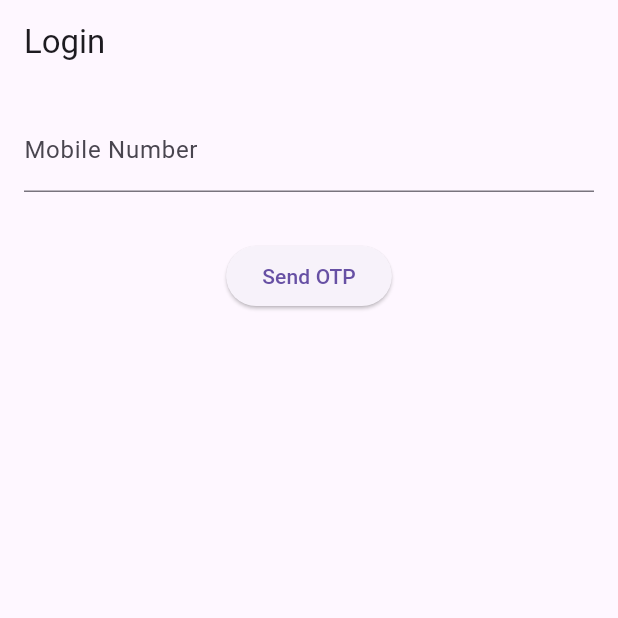
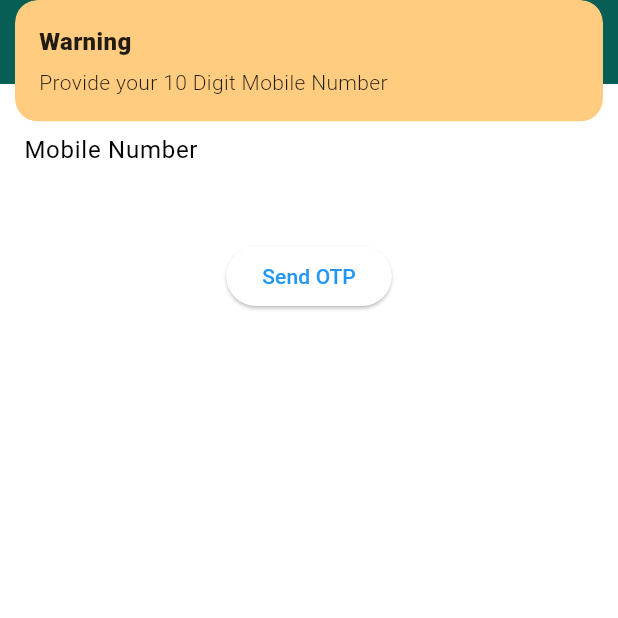
Before and after one commit to Rahul-Sharma-Github/whatsapp_client, a Flutter app: the screen it shows after launch, after a tap on "Send OTP", on a phone screen of 412 x 824 dp, the top half of it. Run offline on Flutter 3.47's test engine with Material 3 defaults, Android fonts, the phone set to English and light mode, and no system bars; our stand-ins replace get, socket_io_client; network calls fail.

Commit message:
added theme.dart file with required colors used in whatsapp app | Added this Whatsapp like Theme colors in our app | then added ThemeData for our Material App inside main.dart file | Then Added Login controller with logics to handle user mobile number login with otp verification process | Added chat controller for handling socket connection, joining a new/existing group or creating a new group, sending messages in specific group, leaving a group, broadcasting a message into specific group | added Whatsapp screen where created/joined group names appear in List form with group leave button on each group name |  also added chat screen to show messages of specific group |

```diff
--- a/analysis_options.yaml
+++ b/analysis_options.yaml
@@ -1 +1,5 @@
 include: package:flutter_lints/flutter.yaml
+analyzer:
+  errors:
+    avoid_print: ignore
+    library_prefixes: ignore
--- a/lib/features/login/controllers/login_controller.dart
+++ b/lib/features/login/controllers/login_controller.dart
@@ -1,3 +1,4 @@
+import 'package:flutter/material.dart';
 import 'package:get/get.dart';
 
 class LoginController extends GetxController {
@@ -6,17 +7,36 @@ class LoginController extends GetxController {
   var isOtpSent = false.obs;
 
   void sendOtp() {
-    if (mobileNumber.value.isNotEmpty) {
+    if (mobileNumber.value.isEmpty ||
+        mobileNumber.value.length > 10 ||
+        mobileNumber.value.length < 10) {
+      Get.snackbar(
+        'Warning',
+        'Provide your 10 Digit Mobile Number',
+        backgroundColor: Colors.orange[200],
+      );
+    } else {
       // Fake OTP sending
       isOtpSent.value = true;
+      Get.snackbar(
+        'Verify',
+        'OTP Sent to your Number',
+        backgroundColor: Colors.green[400],
+      );
     }
   }
 
   void verifyOtp() {
     if (otp.value == "123456") {
       Get.offNamed('/home'); // Navigate to the home screen
+      Get.snackbar('Success', 'Navigated to Home');
     } else {
-      Get.snackbar('Error', 'Invalid OTP');
+      Get.snackbar(
+        'Error',
+        'Invalid OTP',
+        colorText: Colors.white,
+        backgroundColor: Colors.orange[900],
+      );
     }
   }
 }
--- a/lib/main.dart
+++ b/lib/main.dart
@@ -1,7 +1,9 @@
 import 'package:flutter/material.dart';
 import 'package:get/get.dart';
 
+import 'features/home/screens/whatsapp_screen.dart';
 import 'features/login/screens/login_screen.dart';
+import 'utils/theme.dart';
 
 void main() {
   runApp(const MainApp());
@@ -13,10 +15,36 @@ class MainApp extends StatelessWidget {
   @override
   Widget build(BuildContext context) {
     return GetMaterialApp(
+      theme: ThemeData(
+        primaryColor: WhatsAppTheme.primaryColor,
+        scaffoldBackgroundColor: Colors.white,
+        appBarTheme: AppBarTheme(
+          color: WhatsAppTheme.primaryColor,
+          iconTheme: const IconThemeData(color: Colors.white),
+          toolbarTextStyle: const TextTheme(
+            titleLarge: TextStyle(
+              color: Colors.white,
+              fontSize: 20.0,
+              fontWeight: FontWeight.bold,
+            ),
+          ).bodyMedium,
+          titleTextStyle: const TextTheme(
+            titleLarge: TextStyle(
+              color: Colors.white,
+              fontSize: 20.0,
+              fontWeight: FontWeight.bold,
+            ),
+          ).titleLarge,
+        ),
+        colorScheme: ColorScheme.fromSwatch()
+            .copyWith(secondary: WhatsAppTheme.accentColor),
+      ),
+
+      ////////////////
       initialRoute: '/',
       getPages: [
         GetPage(name: '/', page: () => LoginScreen()),
-        // GetPage(name: '/home', page: () => WhatsAppScreen()),
+        GetPage(name: '/home', page: () => WhatsAppScreen()),
       ],
     );
   }
--- /dev/null
+++ b/lib/utils/theme.dart
@@ -0,0 +1,10 @@
+import 'package:flutter/material.dart';
+
+class WhatsAppTheme {
+  static const Color primaryColor = Color(0xFF075E54); // WhatsApp primary green
+  static const Color accentColor = Color(0xFF25D366); // WhatsApp accent green
+  static const Color chatBubbleColor =
+      Color(0xFFECE5DD); // Light gray for chat bubbles
+  static const Color backgroundColor =
+      Color(0xFFDCF8C6); // WhatsApp chat background color
+}
```
Also changed, not shown: lib/features/chat/screens/chat_screen.dart (added, +99 -0 lines), lib/features/home/controllers/chat_controller.dart (added, +119 -0 lines), lib/features/home/screens/whatsapp_screen.dart (added, +84 -0 lines).
